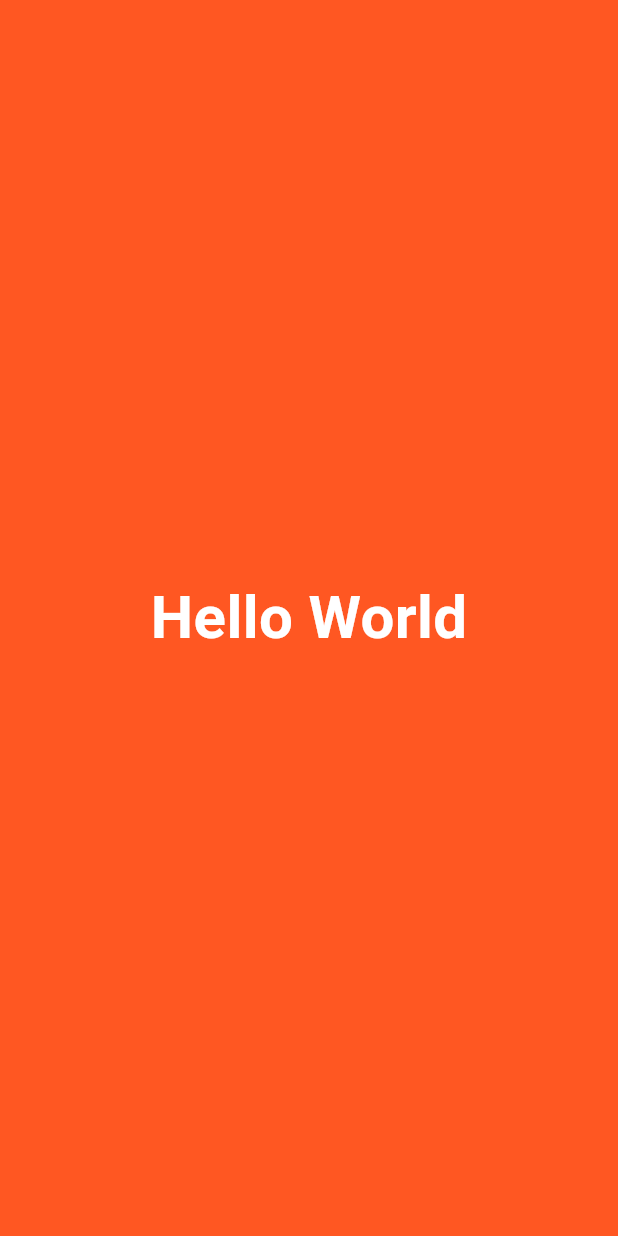
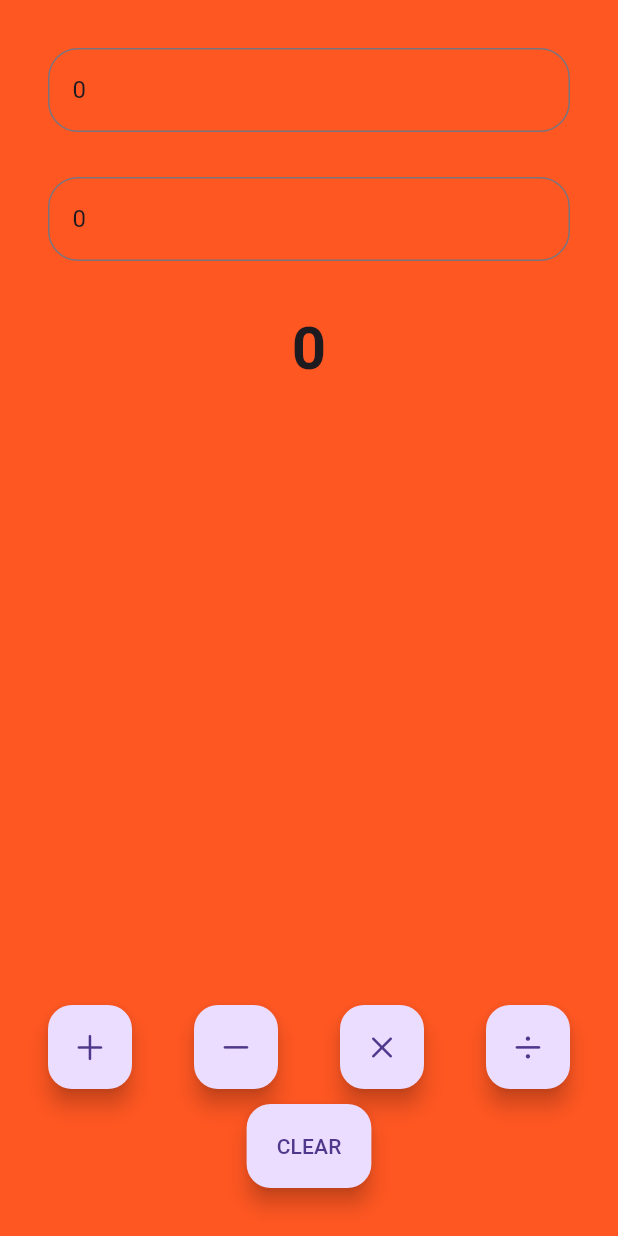
Before and after one commit to HammadMeeran/flutter_calculator, a Flutter app: the screen it shows after launch, on a phone screen of 412 x 824 dp. Run offline on Flutter 3.47's test engine with Material 3 defaults, Android fonts, the phone set to English and light mode, and no system bars.

```diff
--- a/lib/main.dart
+++ b/lib/main.dart
@@ -10,10 +10,11 @@ class MyApp extends StatelessWidget {
 
   @override
   Widget build(BuildContext context) {
-    return const MaterialApp(
+    return MaterialApp(
       debugShowCheckedModeBanner: false,
       title: "Flutter Learn",
-      home: HomeView(),
+      theme: ThemeData(primarySwatch: Colors.deepOrange),
+      home: const HomeView(),
     );
   }
 }
--- /dev/null
+++ b/lib/view/calculator_view.dart
@@ -0,0 +1,138 @@
+import 'package:flutter/cupertino.dart';
+import 'package:flutter/material.dart';
+
+class CalculatorView extends StatefulWidget {
+  const CalculatorView({super.key});
+
+  @override
+  State<CalculatorView> createState() => _CalculatorViewState();
+}
+
+class _CalculatorViewState extends State<CalculatorView> {
+  int x = 0;
+  int y = 0;
+  num z = 0;
+
+  // ignore: non_constant_identifier_names
+  final DisplayOneController = TextEditingController();
+  // ignore: non_constant_identifier_names
+  final DisplayTwoController = TextEditingController();
+
+  @override
+  void initState() {
+    super.initState();
+    DisplayOneController.text = x.toString();
+    DisplayTwoController.text = y.toString();
+  }
+
+  @override
+  Widget build(BuildContext context) {
+    return Padding(
+      padding: const EdgeInsets.all(32.0),
+      child: Column(
+        children: [
+          Calculator_Display(
+              hint: "Enter First Number", controller: DisplayOneController),
+          const SizedBox(
+            height: 30,
+          ),
+          Calculator_Display(
+              hint: "Enter Second Number", controller: DisplayTwoController),
+          const SizedBox(
+            height: 30,
+          ),
+          Text(
+            z.toString(),
+            style: const TextStyle(fontSize: 40, fontWeight: FontWeight.bold),
+          ),
+          const Spacer(),
+          Row(
+            mainAxisAlignment: MainAxisAlignment.spaceBetween,
+            children: [
+              FloatingActionButton(
+                onPressed: () {
+                  setState(() {
+                    z = num.tryParse(DisplayOneController.text)! +
+                        num.tryParse(DisplayTwoController.text)!;
+                  });
+                },
+                child: const Icon(CupertinoIcons.add),
+              ),
+              FloatingActionButton(
+                onPressed: () {
+                  setState(() {
+                    z = num.tryParse(DisplayOneController.text)! -
+                        num.tryParse(DisplayTwoController.text)!;
+                  });
+                },
+                child: const Icon(CupertinoIcons.minus),
+              ),
+              FloatingActionButton(
+                onPressed: () {
+                  setState(() {
+                    z = num.tryParse(DisplayOneController.text)! *
+                        num.tryParse(DisplayTwoController.text)!;
+                  });
+                },
+                child: const Icon(CupertinoIcons.multiply),
+              ),
+              FloatingActionButton(
+                onPressed: () {
+                  setState(() {
+                    z = num.tryParse(DisplayOneController.text)! /
+                        num.tryParse(DisplayTwoController.text)!;
+                  });
+                },
+                child: const Icon(CupertinoIcons.divide),
+              ),
+            ],
+          ),
+          const SizedBox(
+            height: 10,
+          ),
+          FloatingActionButton.extended(
+            onPressed: () {
+              setState(() {
+                x = 0;
+                y = 0;
+                z = 0;
+                DisplayOneController.clear();
+                DisplayTwoController.clear();
+              });
+            },
+            label: const Text("CLEAR"),
+          ),
+        ],
+      ),
+    );
+  }
+}
+
+// ignore: camel_case_types
+class Calculator_Display extends StatelessWidget {
+  const Calculator_Display({
+    super.key,
+    this.hint = "Enter a Number",
+    required this.controller,
+  });
+
+  final String? hint;
+  final TextEditingController controller;
+
+  @override
+  Widget build(BuildContext context) {
+    return TextField(
+      controller: controller,
+      keyboardType: TextInputType.number,
+      decoration: InputDecoration(
+          focusedBorder: OutlineInputBorder(
+              borderSide: const BorderSide(color: Colors.black),
+              borderRadius: BorderRadius.circular(20)),
+          border: OutlineInputBorder(
+              borderSide: const BorderSide(color: Colors.black),
+              borderRadius: BorderRadius.circular(20)),
+          hintText: "Enter a number",
+          hintStyle: const TextStyle(color: Colors.black)),
+    );
+  }
+}
--- a/lib/view/home_view.dart
+++ b/lib/view/home_view.dart
@@ -1,20 +1,15 @@
 import 'package:flutter/material.dart';
+import 'package:h/view/calculator_view.dart';
 
 class HomeView extends StatelessWidget {
   const HomeView({super.key});
 
   @override
   Widget build(BuildContext context) {
-    return Material(
-      child: Container(
-        color: Colors.deepOrange,
-        child: const Center(
-          child: Text("Hello World",
-              style: TextStyle(
-                  fontSize: 40,
-                  color: Colors.white,
-                  fontWeight: FontWeight.bold)),
-        ),
+    return const Scaffold(
+      backgroundColor: Colors.deepOrange,
+      body: SafeArea(
+        child: CalculatorView(),
       ),
     );
   }
```
Also changed, not shown: 1 other file.
